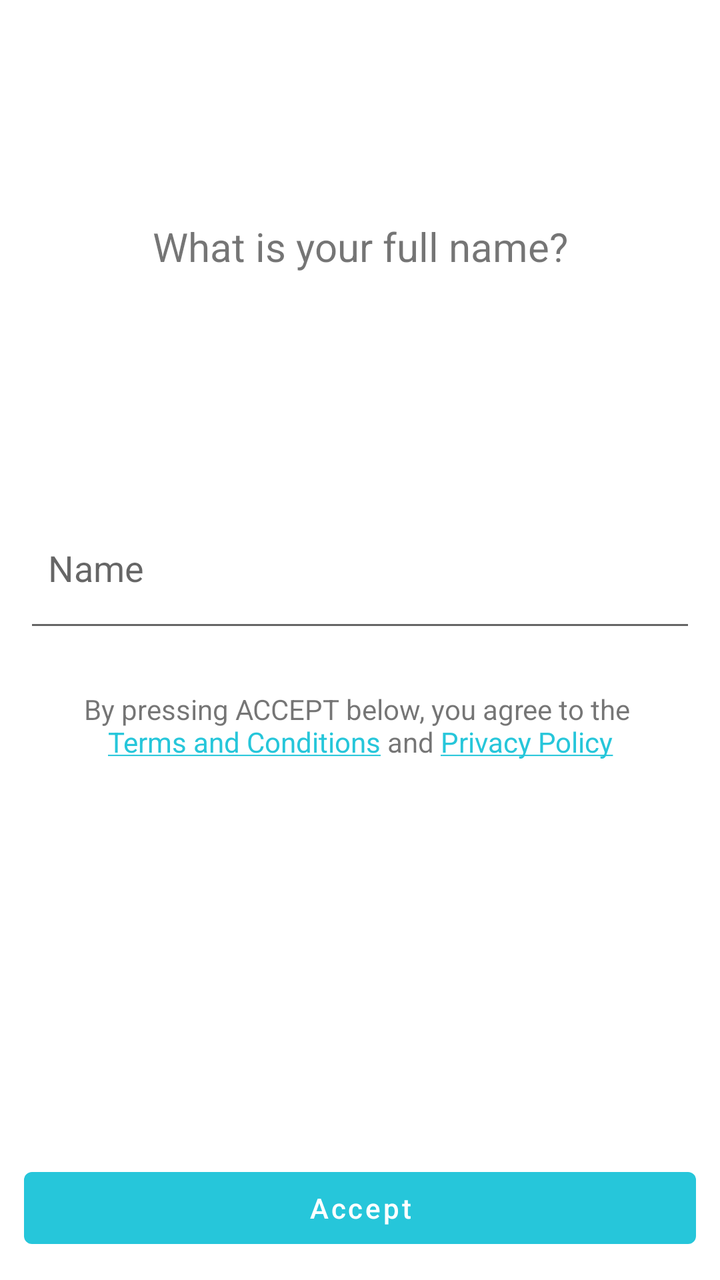
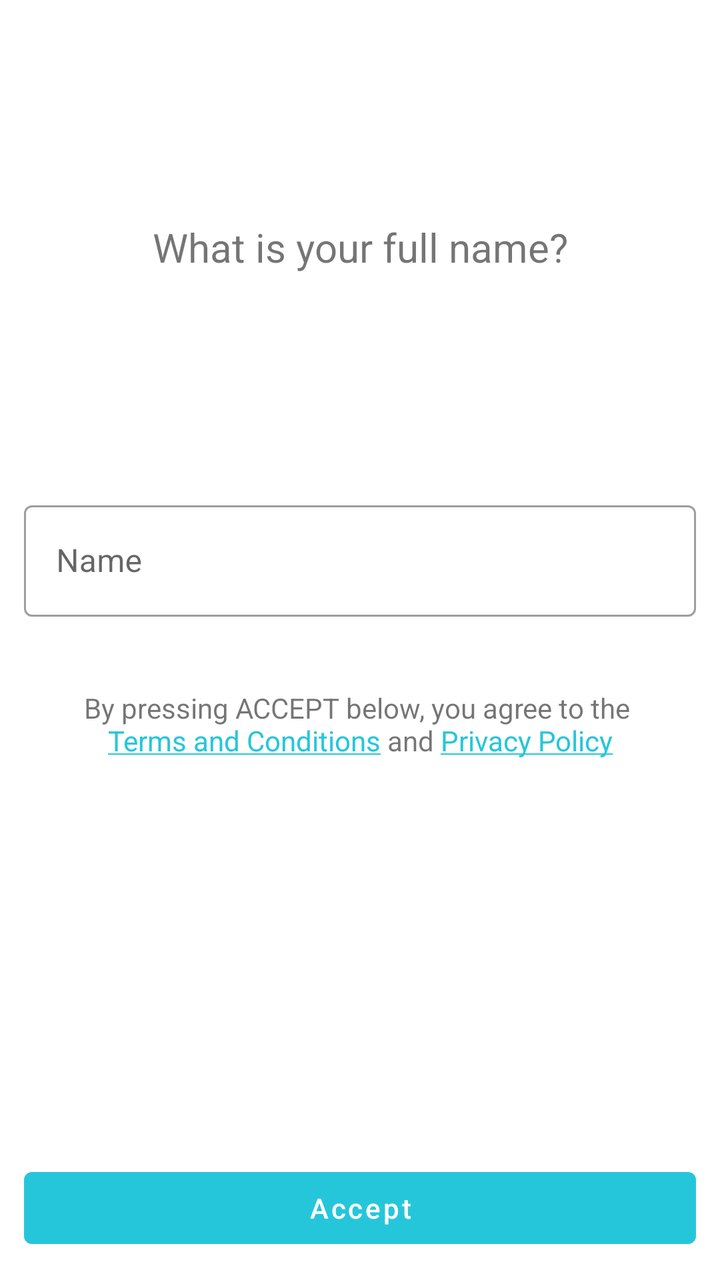

Screens rendered from an Android XML layout before and after an edit, with the pre-edit source and the edit as a unified diff.
<!-- AndroidManifest.xml: activity theme LoggedOutTheme -->
<!-- res/layout/activity_terms.xml -->
<?xml version="1.0" encoding="utf-8"?>
<RelativeLayout
    xmlns:android="http://schemas.android.com/apk/res/android"
    xmlns:app="http://schemas.android.com/apk/res-auto"
    xmlns:tools="http://schemas.android.com/tools"
    android:layout_width="match_parent"
    android:layout_height="match_parent">
    <LinearLayout
        android:layout_width="match_parent"
        android:layout_height="match_parent"
        android:orientation="vertical"
        tools:context="com.oo0o0o.colorphoria.activities.loggedoutactivites.BirthdayActivity">


        <TextView
            android:id="@+id/name_prompt_text_view"
            android:layout_width="match_parent"
            android:layout_height="0dp"
            android:layout_weight="3"
            android:gravity="center"
            android:layout_margin="@dimen/activity_horizontal_margin"
            android:textSize="20sp"
            android:breakStrategy="simple"
            android:text="@string/enter_name" />

        <EditText
            android:id="@+id/name_edit_text"
            android:layout_width="match_parent"
            android:layout_height="0dp"
            android:layout_weight="1"
            android:hint="@string/name_placeholder"
            android:layout_marginLeft="@dimen/activity_horizontal_margin"
            android:layout_marginRight="@dimen/activity_horizontal_margin"
            android:padding="@dimen/activity_horizontal_margin"
            android:inputType="textCapWords" />

        <TextView
            android:id="@+id/terms_agreement_text_view"
            android:paddingTop="@dimen/activity_horizontal_margin"
            android:gravity="center|top"
            android:layout_width="match_parent"
            android:layout_height="0dp"
            android:layout_weight="3"
            android:layout_margin="@dimen/activity_horizontal_margin"
            android:textSize="14sp"
            android:breakStrategy="simple"
            android:text="@string/terms_info" />

        <com.google.android.material.button.MaterialButton
            android:id="@+id/terms_continue_button"
            android:layout_width="match_parent"
            android:layout_height="wrap_content"
            style="@style/Widget.MaterialComponents.Button.UnelevatedButton"
            android:text="@string/terms_continue"
            android:gravity="center"
            android:layout_margin="@dimen/activity_horizontal_margin"
            android:textAllCaps="false"
            android:onClick="onAccept"/>
    </LinearLayout>

    <include layout="@layout/progress"></include>
</RelativeLayout>
<!-- res/layout/progress.xml (included above) -->
<?xml version="1.0" encoding="utf-8"?>
<RelativeLayout xmlns:android="http://schemas.android.com/apk/res/android"
android:id="@+id/progress_bar_layout"
android:layout_width="match_parent"
android:layout_height="match_parent"
android:background="#99000000"
android:visibility="gone">
<ProgressBar
    style="?android:attr/progressBarStyleLarge"
    android:layout_width="wrap_content"
    android:layout_height="wrap_content"
    android:id="@+id/progress_bar"
    android:layout_centerVertical="true"
    android:layout_centerHorizontal="true"
    android:indeterminate="true"
    android:visibility="visible"/>
</RelativeLayout>
<!-- resources referenced by this layout -->
<resources>
  <dimen name="activity_horizontal_margin">12dp</dimen>
  <string name="enter_name">What is your full name?</string>
  <string name="name_placeholder">Name</string>
  <string name="terms_continue">Accept</string>
  <string name="terms_info">By pressing ACCEPT below, you agree to the \n<a href="https://www.websitepolicies.com/policies/view/Qe1SlB">Terms and Conditions</a> and <a href="https://www.websitepolicies.com/policies/view/5Rij1h">Privacy Policy</a></string>
  <style name="LoggedOutTheme" parent="AppTheme">
          <item name="windowActionBar">false</item>
          <item name="windowNoTitle">true</item>
      </style>
  <style name="AppTheme" parent="BaseTheme" />
  <style name="BaseTheme" parent="Theme.MaterialComponents.Light.DarkActionBar">
          <item name="colorPrimary">@color/colorSecondary</item>
          <item name="colorPrimaryDark">@color/colorSecondaryDark</item> 
          <item name="colorAccent">@color/colorSecondary</item> 
      </style>
  <color name="colorSecondary">#ff26c6da</color>
  <color name="colorSecondaryDark">#ff0095a8</color>
</resources>

<!-- the commit's change to res/layout/activity_terms.xml (unified diff, before → after) -->
@@ -23,16 +23,23 @@
             android:breakStrategy="simple"
             android:text="@string/enter_name" />
 
-        <EditText
-            android:id="@+id/name_edit_text"
+        <com.google.android.material.textfield.TextInputLayout
+            android:id="@+id/confirmPasswordTextInputLayout"
             android:layout_width="match_parent"
-            android:layout_height="0dp"
-            android:layout_weight="1"
-            android:hint="@string/name_placeholder"
+            android:layout_height="wrap_content"
+            style="@style/Widget.MaterialComponents.TextInputLayout.OutlinedBox"
+            android:layout_marginBottom="@dimen/activity_horizontal_margin"
             android:layout_marginLeft="@dimen/activity_horizontal_margin"
             android:layout_marginRight="@dimen/activity_horizontal_margin"
-            android:padding="@dimen/activity_horizontal_margin"
-            android:inputType="textCapWords" />
+            >
+            <com.google.android.material.textfield.TextInputEditText
+                android:id="@+id/name_edit_text"
+                android:layout_width="match_parent"
+                android:layout_height="match_parent"
+                android:hint="@string/name_placeholder"
+                android:inputType="textCapWords"
+                />
+        </com.google.android.material.textfield.TextInputLayout>
 
         <TextView
             android:id="@+id/terms_agreement_text_view"
